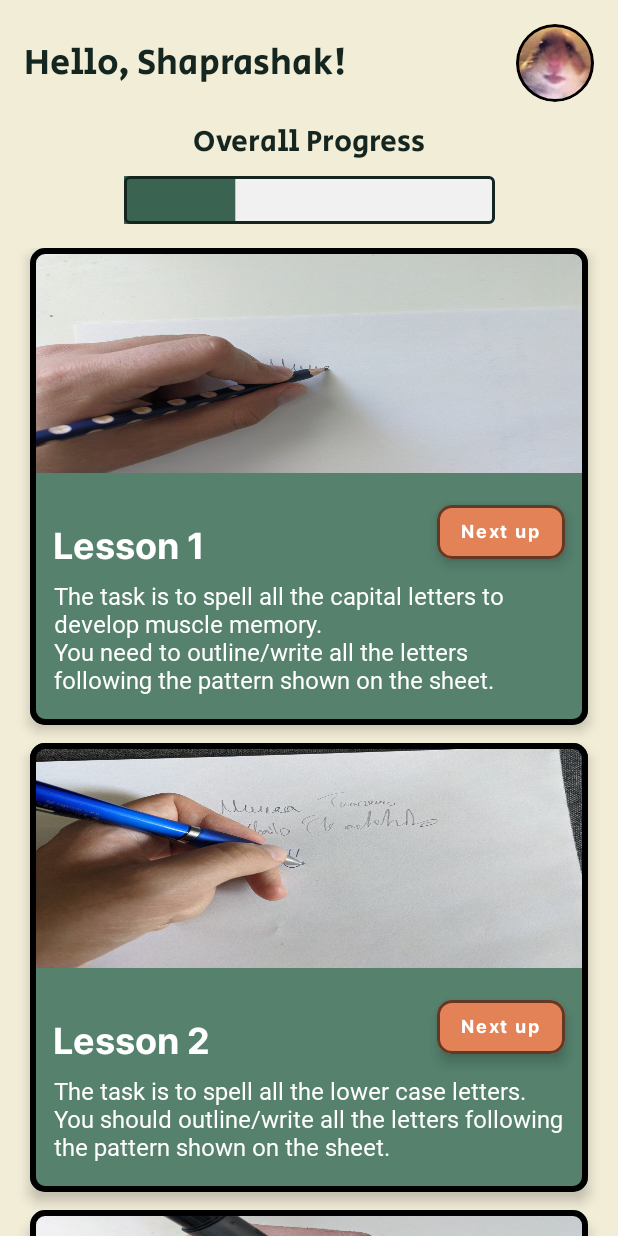
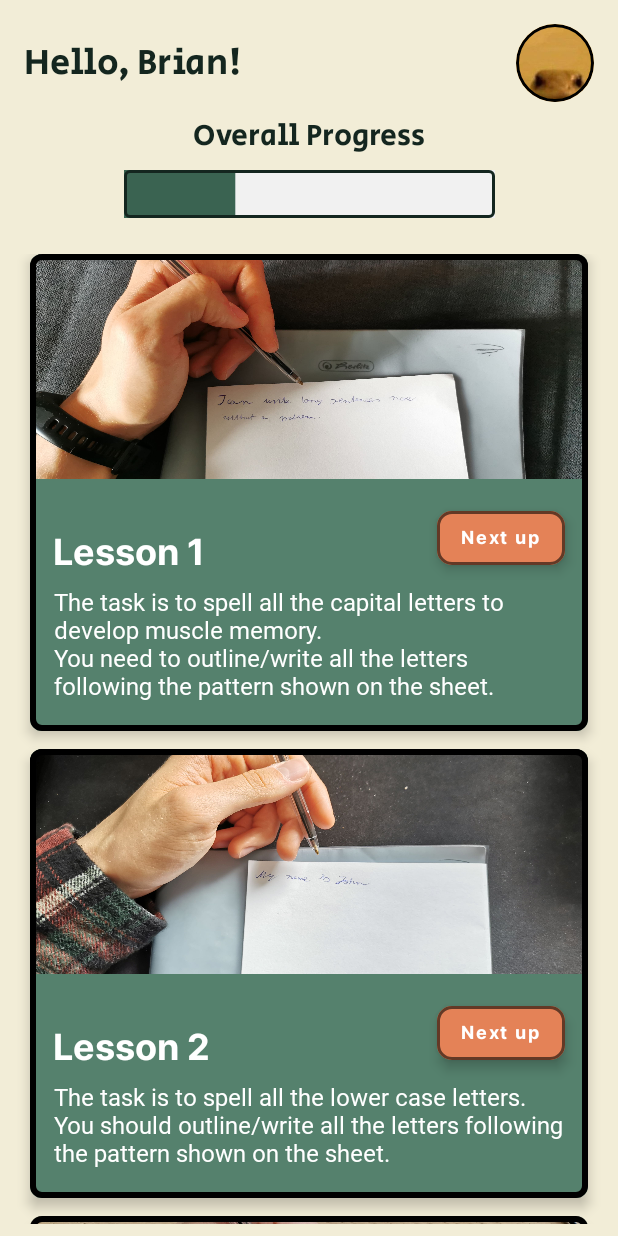
Before and after one commit to m-tkachenko/prze-lewe-tarte, an Android app built with Jetpack Compose: the HomeScreen screen opened through its navigation route, on a phone screen of 412 x 824 dp. Run offline under Robolectric (Android 15) with nearby library versions, the phone set to English and light mode, and no system bars; our stand-ins replace Dagger/Hilt's generated code, Firebase (no records; nobody signed in at launch, a user with empty details on screens opened directly); Roboto replaces fonts that are not available here.

Commit message:
Home screen functionality

```diff
--- a/app/src/main/java/app/salo/przelewetarte/common/Materials.kt
+++ b/app/src/main/java/app/salo/przelewetarte/common/Materials.kt
@@ -10,9 +10,9 @@ class Materials {
         R.drawable.lesson1,
         R.drawable.lesson2,
         R.drawable.lesson3,
+        R.drawable.lesson3,
         R.drawable.lesson1,
-        R.drawable.lesson2,
-        R.drawable.lesson3
+        R.drawable.lesson2
     )
 
     val descriptions = mutableListOf(
--- a/app/src/main/java/app/salo/przelewetarte/data/repository/MainRepositoryImpl.kt
+++ b/app/src/main/java/app/salo/przelewetarte/data/repository/MainRepositoryImpl.kt
@@ -13,7 +13,6 @@ class MainRepositoryImpl @Inject constructor(
     private val database: DatabaseReference,
     private val auth: FirebaseAuth
 ): MainRepository {
-
     override fun isUserAlreadyAuthenticated(): Boolean = auth.currentUser != null
 
     override suspend fun userSignIn(email: String, password: String): Flow<Resource<Boolean>> {
@@ -73,7 +72,7 @@ class MainRepositoryImpl @Inject constructor(
 
         database
             .child("users")
-            .child(auth.uid ?: "777")
+            .child(auth.uid ?: "007")
             .child("username")
             .setValue(username)
 
--- a/app/src/main/java/app/salo/przelewetarte/presentation/MainActivity.kt
+++ b/app/src/main/java/app/salo/przelewetarte/presentation/MainActivity.kt
@@ -13,6 +13,8 @@ import androidx.navigation.compose.composable
 import androidx.navigation.compose.rememberNavController
 import app.salo.przelewetarte.presentation.home.HomeScreen
 import app.salo.przelewetarte.presentation.auth.AuthScreen
+import app.salo.przelewetarte.presentation.lesson.LessonScreen
+import app.salo.przelewetarte.presentation.profile.ProfileScreen
 import app.salo.przelewetarte.presentation.theme.ui.PrzelewetarteTheme
 import dagger.hilt.android.AndroidEntryPoint
 
@@ -45,6 +47,18 @@ class MainActivity : ComponentActivity() {
                         ) {
                             HomeScreen(navController = navController)
                         }
+
+                        composable(
+                            route = Screen.ProfileScreen.route
+                        ) {
+                            ProfileScreen(navController = navController)
+                        }
+
+                        composable(
+                            route = Screen.LessonScreen.route + "/{lessonId:}"
+                        ) {
+                            LessonScreen(navController = navController)
+                        }
                     }
                 }
             }
--- a/app/src/main/java/app/salo/przelewetarte/presentation/Screen.kt
+++ b/app/src/main/java/app/salo/przelewetarte/presentation/Screen.kt
@@ -3,4 +3,6 @@ package app.salo.przelewetarte.presentation
 sealed class Screen(val route: String) {
     object HomeScreen: Screen("home_screen")
     object AuthScreen: Screen("auth_screen")
+    object LessonScreen: Screen("lesson_screen")
+    object ProfileScreen: Screen("profile_screen")
 }
--- a/app/src/main/java/app/salo/przelewetarte/presentation/auth/components/SignInCard.kt
+++ b/app/src/main/java/app/salo/przelewetarte/presentation/auth/components/SignInCard.kt
@@ -20,6 +20,7 @@ import app.salo.przelewetarte.presentation.components.OrangeButton
 import app.salo.przelewetarte.presentation.auth.AuthMode
 import app.salo.przelewetarte.presentation.auth.AuthViewModel
 import app.salo.przelewetarte.presentation.auth.events.SignInEvent
+import app.salo.przelewetarte.presentation.components.LeweProgressBar
 
 @Composable
 fun SignInCard(
@@ -118,7 +119,7 @@ fun SignInCard(
                     paddingVertical = 5.dp
                 )
             else
-                CircularProgressIndicator()
+                LeweProgressBar(width = 0.9f)
 
             if (signInState.error.isNotBlank())
                 Toast.makeText(
--- a/app/src/main/java/app/salo/przelewetarte/presentation/auth/components/SignUpCard.kt
+++ b/app/src/main/java/app/salo/przelewetarte/presentation/auth/components/SignUpCard.kt
@@ -22,6 +22,7 @@ import app.salo.przelewetarte.presentation.components.BeautifulTextField
 import app.salo.przelewetarte.presentation.components.OrangeButton
 import app.salo.przelewetarte.presentation.auth.AuthMode
 import app.salo.przelewetarte.presentation.auth.AuthViewModel
+import app.salo.przelewetarte.presentation.components.LeweProgressBar
 
 @Composable
 fun SignUpCard(
@@ -163,7 +164,7 @@ fun SignUpCard(
                     paddingVertical = 5.dp
                 )
             else
-                CircularProgressIndicator()
+                LeweProgressBar(width = 0.9f)
 
             if (signUpState.error.isNotBlank())
                 Toast.makeText(
--- a/app/src/main/java/app/salo/przelewetarte/presentation/home/HomeScreen.kt
+++ b/app/src/main/java/app/salo/przelewetarte/presentation/home/HomeScreen.kt
@@ -8,15 +8,17 @@ import androidx.compose.ui.Modifier
 import androidx.compose.ui.unit.dp
 import androidx.hilt.navigation.compose.hiltViewModel
 import androidx.navigation.NavController
+import app.salo.przelewetarte.R
+import app.salo.przelewetarte.presentation.Screen
 import app.salo.przelewetarte.presentation.home.components.FunnyTopBar
 import app.salo.przelewetarte.presentation.home.components.PrettyItem
 
 @Composable
 fun HomeScreen(
-    viewModel: HomeViewModel = hiltViewModel(),
+    homeViewModel: HomeViewModel = hiltViewModel(),
     navController: NavController
 ) {
-    val homeState = viewModel.state.value
+    val homeState = homeViewModel.state.value
 
     Box(
         modifier = Modifier
@@ -27,22 +29,29 @@ fun HomeScreen(
                 .fillMaxSize()
         ) {
             FunnyTopBar(
-                username = viewModel.userName,
-                imageId = viewModel.profileImageId,
+                username = "Brian",
+                imageId = R.drawable.profile_image_3,
+                navController = navController
             )
 
             LazyColumn(
                 modifier = Modifier
                     .fillMaxSize()
-                    .padding(horizontal = 20.dp),
+                    .padding(
+                        horizontal = 20.dp,
+                        vertical = 8.dp
+                    ),
                 horizontalAlignment = Alignment.CenterHorizontally,
                 verticalArrangement = Arrangement.SpaceEvenly
             ) {
-                items(count = viewModel.lessonQuantity) {
+                items(count = homeViewModel.lessonQuantity) {
                     PrettyItem(
-                        img = viewModel.images[it],
+                        img = homeViewModel.images[it],
                         titleText = "Lesson ${it + 1}",
-                        descriptionTextId = viewModel.descroptionTestIds[it]
+                        descriptionTextId = homeViewModel.descroptionTestIds[it],
+                        onClick = {
+                            navController.navigate(Screen.LessonScreen.route + "/id${it+1}")
+                        }
                     )
                 }
             }
--- a/app/src/main/java/app/salo/przelewetarte/presentation/home/HomeViewModel.kt
+++ b/app/src/main/java/app/salo/przelewetarte/presentation/home/HomeViewModel.kt
@@ -4,7 +4,6 @@ import androidx.compose.runtime.State
 import androidx.compose.runtime.mutableStateOf
 import androidx.lifecycle.ViewModel
 import androidx.lifecycle.viewModelScope
-import app.salo.przelewetarte.R
 import app.salo.przelewetarte.common.Materials
 import app.salo.przelewetarte.domain.use_case.UserMainUseCases
 import dagger.hilt.android.lifecycle.HiltViewModel
@@ -20,9 +19,6 @@ class HomeViewModel @Inject constructor(
     private val _state = mutableStateOf(HomeState())
     val state: State<HomeState> = _state
 
-    val userName = "Shaprashak"
-    val profileImageId = R.drawable.profile_image_2
-
     val lessonQuantity = materials.images.size
     val images = materials.images.toList()
     val descroptionTestIds = materials.descriptions.toList()
--- a/app/src/main/java/app/salo/przelewetarte/presentation/home/components/Item.kt
+++ b/app/src/main/java/app/salo/przelewetarte/presentation/home/components/Item.kt
@@ -3,6 +3,7 @@ package app.salo.przelewetarte.presentation.home.components
 import androidx.compose.foundation.Image
 import androidx.compose.foundation.background
 import androidx.compose.foundation.border
+import androidx.compose.foundation.clickable
 import androidx.compose.foundation.layout.*
 import androidx.compose.foundation.shape.RoundedCornerShape
 import androidx.compose.material.Card
@@ -23,12 +24,12 @@ import androidx.compose.ui.unit.sp
 import app.salo.przelewetarte.presentation.components.OrangeButton
 import app.salo.przelewetarte.R
 
-
 @Composable
 fun PrettyItem(
     img: Int,
     titleText: String,
-    descriptionTextId: Int
+    descriptionTextId: Int,
+    onClick: () -> Unit
 ) {
     val InterFont = FontFamily(
         Font(R.font.inter_font, weight = FontWeight.Light),
@@ -36,7 +37,7 @@ fun PrettyItem(
     )
 
     Card(
-        shape = RoundedCornerShape(10.dp),
+        shape = RoundedCornerShape(8.dp),
         backgroundColor = MaterialTheme.colors.onPrimary,
         modifier = Modifier
             .fillMaxWidth()
@@ -45,8 +46,11 @@ fun PrettyItem(
             .border(
                 width = 4.dp,
                 color = Color.Black,
-                shape = RoundedCornerShape(10.dp)
-            ),
+                shape = RoundedCornerShape(8.dp)
+            )
+            .clickable {
+                onClick()
+            },
         elevation = 5.dp
     ) {
         Column(
@@ -81,7 +85,7 @@ fun PrettyItem(
                 )
 
                 OrangeButton(
-                    onClick = { /*TODO*/ },
+                    onClick = { onClick() },
                     textInButton = "Next up",
                     textSize = 12.sp,
                     fontFamily = InterFont,
--- a/app/src/main/java/app/salo/przelewetarte/presentation/home/components/TopBar.kt
+++ b/app/src/main/java/app/salo/przelewetarte/presentation/home/components/TopBar.kt
@@ -3,11 +3,13 @@ package app.salo.przelewetarte.presentation.home.components
 import androidx.compose.foundation.Image
 import androidx.compose.foundation.background
 import androidx.compose.foundation.border
+import androidx.compose.foundation.clickable
 import androidx.compose.foundation.layout.*
 import androidx.compose.foundation.shape.CircleShape
 import androidx.compose.material.MaterialTheme
 import androidx.compose.material.Text
 import androidx.compose.runtime.Composable
+import androidx.compose.runtime.LaunchedEffect
 import androidx.compose.ui.Alignment
 import androidx.compose.ui.Modifier
 import androidx.compose.ui.draw.clip
@@ -16,13 +18,16 @@ import androidx.compose.ui.layout.ContentScale
 import androidx.compose.ui.res.painterResource
 import androidx.compose.ui.unit.dp
 import androidx.compose.ui.unit.sp
+import androidx.navigation.NavController
 import app.salo.przelewetarte.R
+import app.salo.przelewetarte.presentation.Screen
 import app.salo.przelewetarte.presentation.components.LeweProgressBar
 
 @Composable
 fun FunnyTopBar(
     username: String,
-    imageId: Int
+    imageId: Int,
+    navController: NavController
 ) {
     Column(
         modifier = Modifier
@@ -35,8 +40,7 @@ fun FunnyTopBar(
             modifier = Modifier
                 .fillMaxWidth()
                 .wrapContentHeight()
-                .background(color = MaterialTheme.colors.background)
-                .padding(bottom = 12.dp),
+                .padding(bottom = 8.dp),
             horizontalArrangement = Arrangement.SpaceBetween,
             verticalAlignment = Alignment.CenterVertically
         ) {
@@ -59,6 +63,9 @@ fun FunnyTopBar(
                         color = Color.Black,
                         shape = CircleShape
                     )
+                    .clickable {
+                        navController.navigate(Screen.ProfileScreen.route)
+                    }
             )
         }
 
@@ -75,6 +82,5 @@ fun FunnyTopBar(
             progress = 0.3f,
             width = 0.65f
         )
-
     }
 }
```
Also changed, not shown: app/src/main/java/app/salo/przelewetarte/presentation/auth/AuthViewModel.kt (+6 -3 lines), app/src/main/java/app/salo/przelewetarte/presentation/lesson/LessonScreen.kt (added, +19 -0 lines), app/src/main/java/app/salo/przelewetarte/presentation/profile/ProfileScreen.kt (added, +19 -0 lines), app/src/main/res/drawable-v24/lesson1.jpeg (deleted), app/src/main/res/drawable-v24/lesson1.jpg (added), app/src/main/res/drawable-v24/lesson2.jpeg (deleted), app/src/main/res/drawable-v24/lesson2.jpg (added), app/src/main/res/drawable-v24/lesson3.jpeg (deleted), app/src/main/res/drawable-v24/lesson3.jpg (added).
